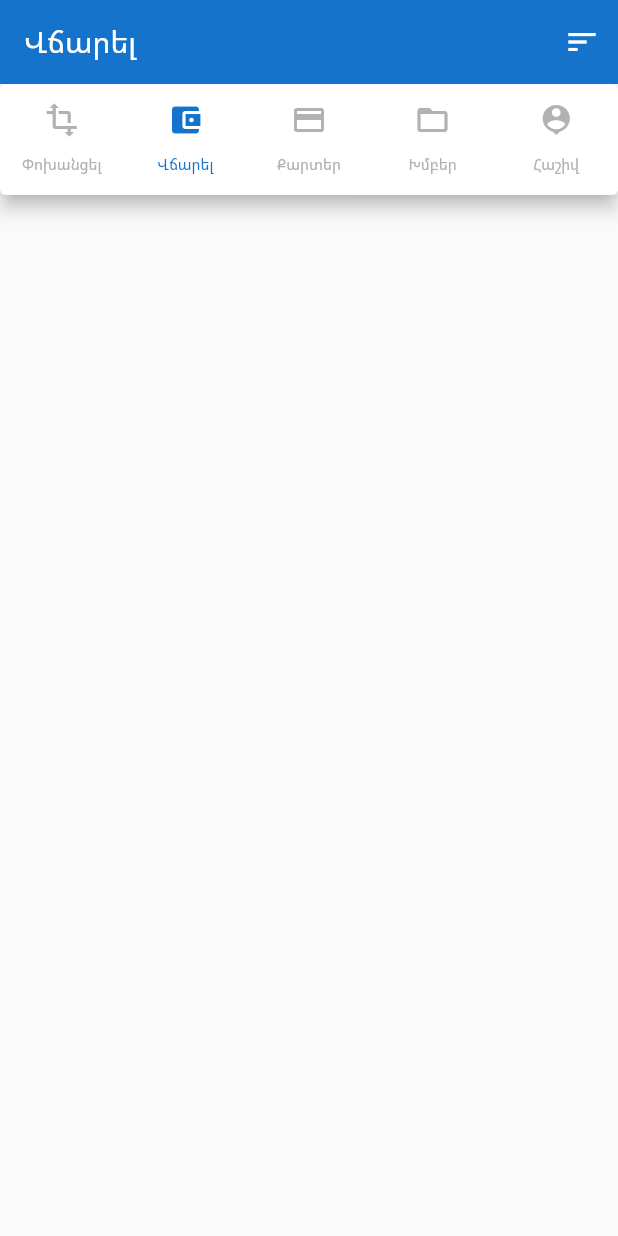
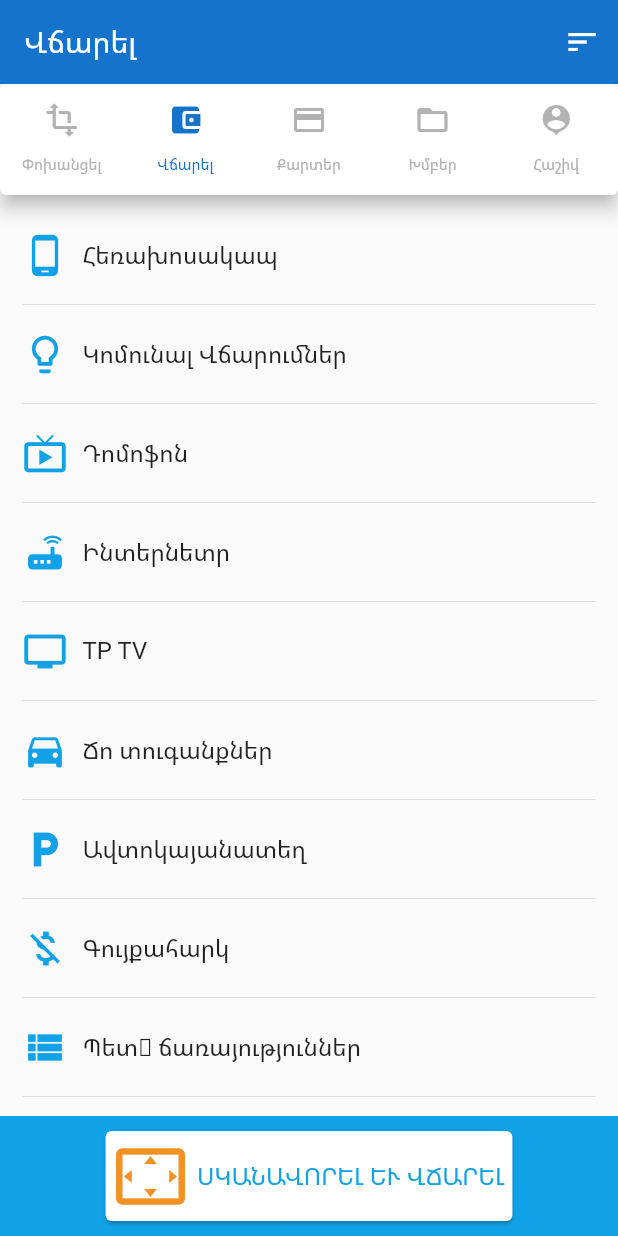
Before and after one commit to GurgenHOVH/arca_clone_flutter, a Flutter app: the screen it shows after launch, tab 2 chosen, on a phone screen of 412 x 824 dp. Run offline on Flutter 3.47's test engine with Material 2 defaults, Android fonts, the phone set to English and light mode, and no system bars.

Commit message:
added Pay page

```diff
--- a/lib/pages/pay_page.dart
+++ b/lib/pages/pay_page.dart
@@ -1,3 +1,4 @@
+import 'package:flutter/cupertino.dart';
 import 'package:flutter/material.dart';
 
 class PayPage extends StatefulWidget {
@@ -7,17 +8,77 @@ class PayPage extends StatefulWidget {
 
 class _PayPageState extends State<PayPage> {
   List<Map<String, dynamic>> items = [
-    {
-      'title': 'Կոմունալ Վճարումներ',
-      'icon': Icons.lightbulb_outline
-    }
+    {'title': 'Հեռախոսակապ', 'icon': Icons.phone_android},
+    {'title': 'Կոմունալ Վճարումներ', 'icon': Icons.lightbulb_outline},
+    {'title': 'Դոմոֆոն', 'icon': Icons.live_tv},
+    {'title': 'Ինտերնետր', 'icon': Icons.router},
+    {'title': 'TP TV', 'icon': Icons.tv},
+    {'title': 'Ճո տուգանքներ', 'icon': Icons.directions_car},
+    {'title': 'Ավտոկայանատեղ', 'icon': Icons.local_parking},
+    {'title': 'Գույքահարկ', 'icon': Icons.money_off},
+    {'title': 'Պետ․ ճառայություններ', 'icon': Icons.view_list},
+    {'title': 'Այլ ճառայություններ', 'icon': Icons.view_list},
   ];
 
   @override
   Widget build(BuildContext context) {
-    return ListView.separated(
-        itemBuilder: (context, index) {},
-        separatorBuilder: (context, index) {},
-        itemCount: 5);
+    return Column(
+      children: [
+        Expanded(
+          child: ListView.separated(
+            padding: EdgeInsets.all(15),
+            itemBuilder: (context, index) {
+              return Padding(
+                padding: const EdgeInsets.symmetric(vertical: 10),
+                child: Row(
+                  children: [
+                    Icon(
+                      items[index]['icon'],
+                      color: Color(0xff10A1E7),
+                      size: 30,
+                    ),
+                    SizedBox(width: 10),
+                    Text(
+                      items[index]['title'],
+                      style: TextStyle(fontSize: 16),
+                    )
+                  ],
+                ),
+              );
+            },
+            separatorBuilder: (context, index) {
+              return Divider();
+            },
+            itemCount: items.length,
+          ),
+        ),
+        Container(
+          height: 80,
+          width: double.infinity,
+          color: Color(0xff10A1E7),
+          child: Center(
+            child: Card(
+                child: Padding(
+              padding: EdgeInsets.all(5),
+              child: Row(
+                mainAxisSize: MainAxisSize.min,
+                children: [
+                  Icon(
+                    Icons.settings_overscan,
+                    size: 50,
+                    color: Color(0xffF39122),
+                  ),
+                  SizedBox(width: 6),
+                  Text(
+                    'Սկանավորել եւ վճարել'.toUpperCase(),
+                    style: TextStyle(color: Color(0xff10A1E7), fontSize: 16),
+                  )
+                ],
+              ),
+            )),
+          ),
+        )
+      ],
+    );
   }
 }
```
